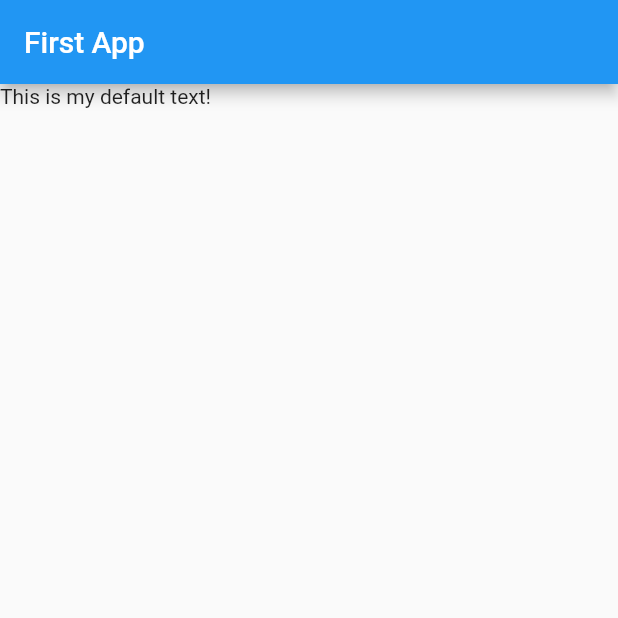
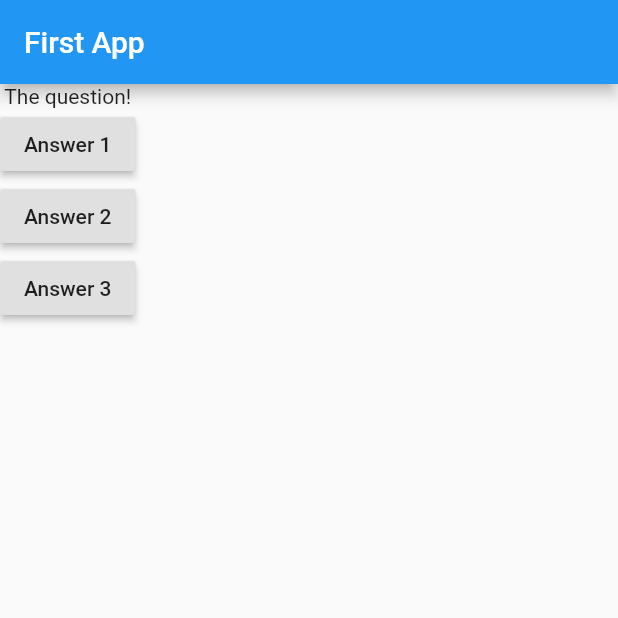
Before and after one commit to abayo-luc/flutter_app_1, a Flutter app: the screen it shows after launch, on a phone screen of 412 x 824 dp, the top half of it. Run offline on Flutter 3.47's test engine with Material 2 defaults, Android fonts, the phone set to English and light mode, and no system bars.

Commit message:
Feature/button func binding (#2)
* :sparkles: hooking function with a button onPressed

```diff
--- a/lib/main.dart
+++ b/lib/main.dart
@@ -3,12 +3,36 @@ import 'package:flutter/material.dart';
 void main() => runApp(MyApp());
 
 class MyApp extends StatelessWidget {
+  void handleAnswer() {
+    print('Answer choosen!');
+  }
+
   @override
   Widget build(BuildContext contenxt) {
+    var questions = [
+      'What\'s your favorite color?',
+      'What\'s your favorite animal?'
+    ];
     return MaterialApp(
       home: Scaffold(
         appBar: AppBar(title: Text('First App')),
-        body: Text('This is my default text!'),
+        body: Column(
+          children: [
+            Text('The question!'),
+            RaisedButton(
+              child: Text('Answer 1'),
+              onPressed: handleAnswer,
+            ),
+            RaisedButton(
+              child: Text('Answer 2'),
+              onPressed: handleAnswer,
+            ),
+            RaisedButton(
+              child: Text('Answer 3'),
+              onPressed: () => print('Answer 3 choosen'),
+            )
+          ],
+        ),
       ),
     );
   }
```
